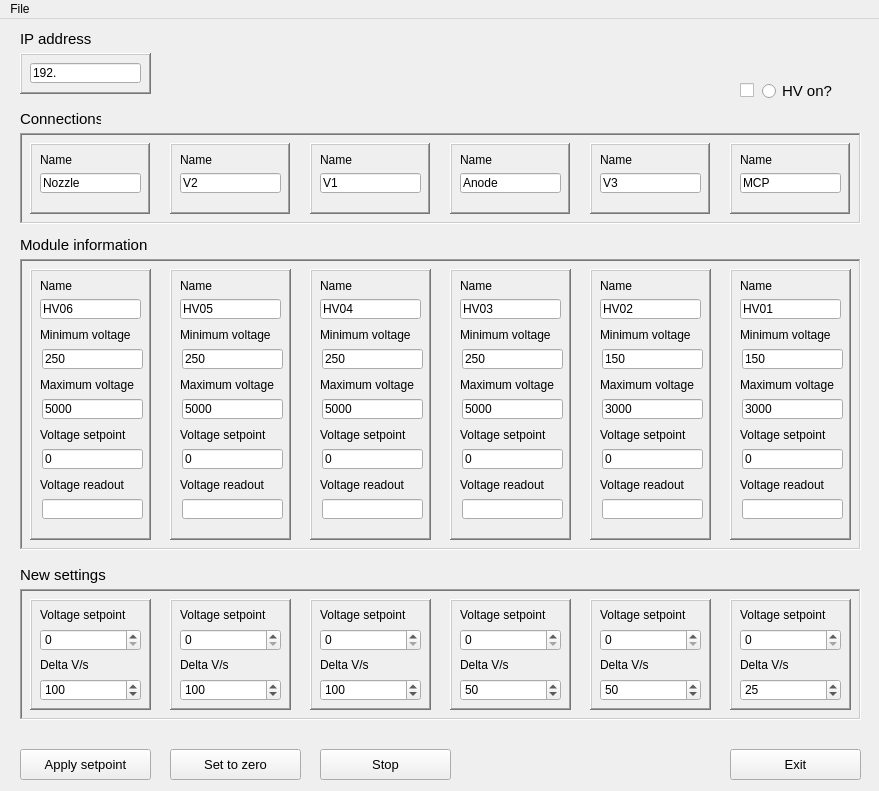
The window that high_voltage_control.ui (kaien5/real_gui_controller) describes before a commit, drawn with Qt 5.
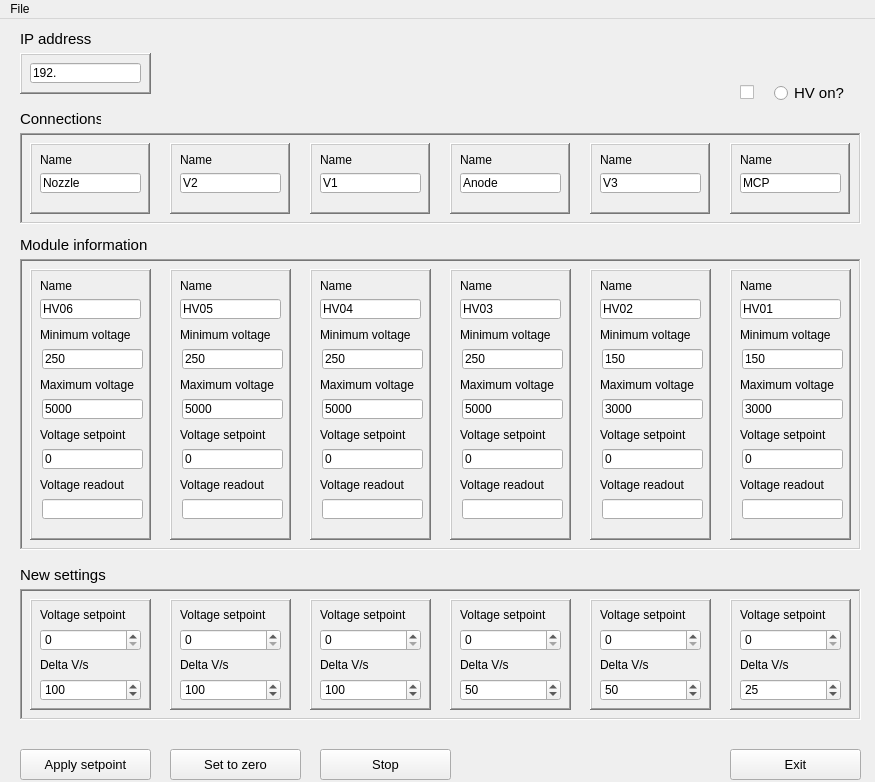
The same window after the commit.

Patch:
```diff
--- a/high_voltage_control.ui
+++ b/high_voltage_control.ui
@@ -6,8 +6,8 @@
    <rect>
     <x>0</x>
     <y>0</y>
-    <width>879</width>
-    <height>791</height>
+    <width>875</width>
+    <height>782</height>
    </rect>
   </property>
   <property name="windowTitle">
@@ -2016,8 +2016,8 @@
      <rect>
       <x>740</x>
       <y>60</y>
-      <width>97</width>
-      <height>24</height>
+      <width>109</width>
+      <height>28</height>
      </rect>
     </property>
     <layout class="QHBoxLayout" name="horizontalLayout">
@@ -2048,8 +2048,8 @@
     <rect>
      <x>0</x>
      <y>0</y>
-     <width>879</width>
-     <height>21</height>
+     <width>875</width>
+     <height>26</height>
     </rect>
    </property>
    <widget class="QMenu" name="menu_save">
```
Left out of the diff: 1 changed line with no effect on the pictures.
